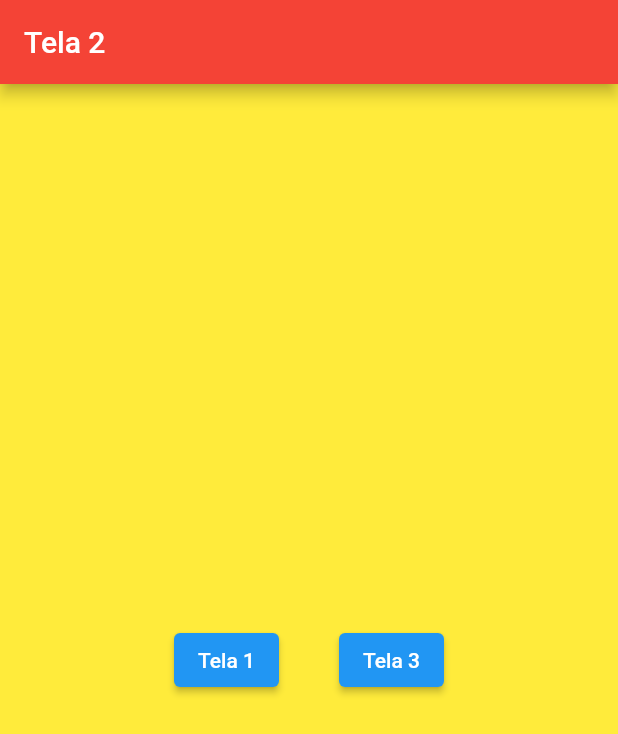
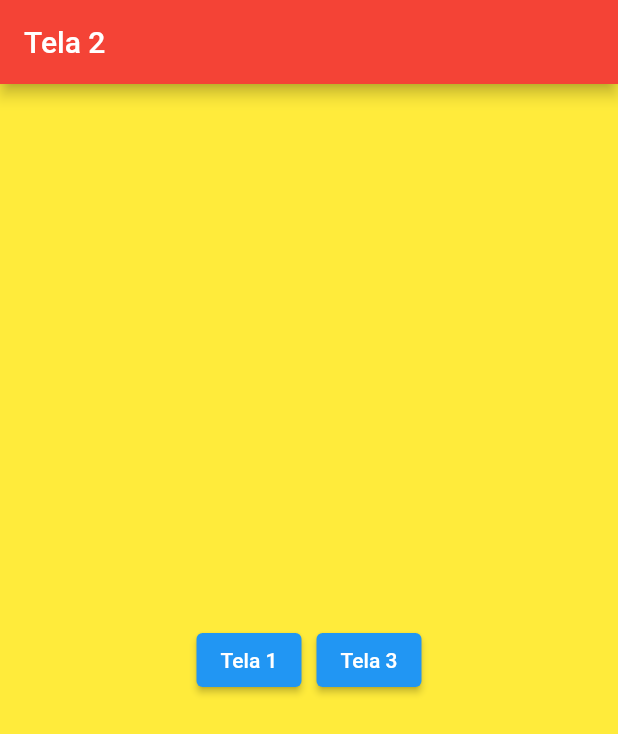
Before and after one commit to lucasantoniodev/Aprendendo_flutter_com_daves, a Flutter app: the screen it shows after launch, after a tap on "Tela 1", on a phone screen of 412 x 824 dp. Shown: the top 734 px of the screen. Run offline on Flutter 3.47's test engine with Material 2 defaults, Android fonts, the phone set to English and light mode, and no system bars.

Commit message:
Curiosidade sobre espaçamento usando Wrap

```diff
--- a/lib/main.dart
+++ b/lib/main.dart
@@ -57,14 +57,14 @@ class Tela2 extends StatelessWidget {
           backgroundColor: Colors.red,
         ),
         body: Center(
-          child: Row(
-            mainAxisAlignment: MainAxisAlignment.center,
+          child: Wrap(
+           spacing: 10,
             children: [
               ElevatedButton(
                 child: const Text('Tela 1'),
                 onPressed: () => Navigator.pop(context),
               ),
-              const SizedBox(width: 40),
+              // const SizedBox(width: 40),
               ElevatedButton(
                 child: const Text('Tela 3'),
                 onPressed: () => Navigator.pushNamed(context,'/tela3'),
```
